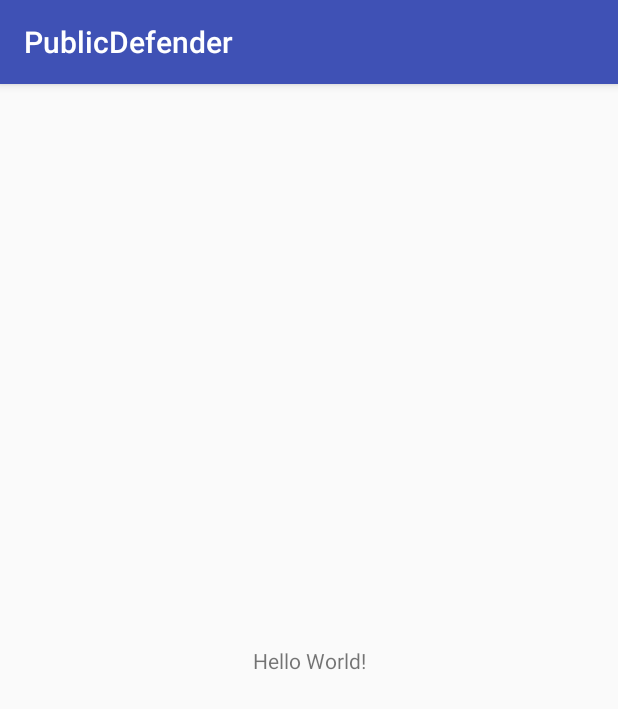
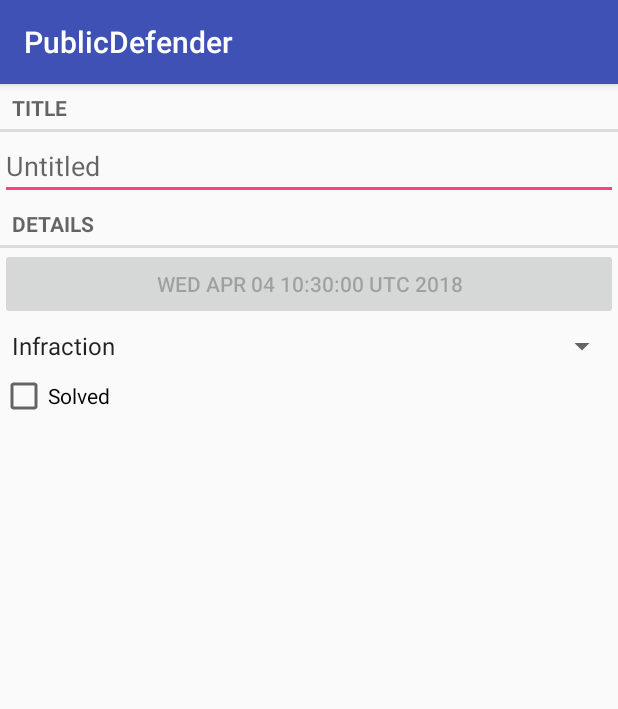
Before and after one commit to UselessMnemonic/PublicDefender, an Android app: the screen it shows after launch (CrimeActivity), on a phone screen of 412 x 824 dp. Shown: the top 709 px of the screen. Run offline under Robolectric (Android 15) with nearby library versions, the phone set to English and light mode, and no system bars.

Commit message:
Done with layout

```diff
--- a/app/build.gradle
+++ b/app/build.gradle
@@ -25,4 +25,5 @@ dependencies {
     testImplementation 'junit:junit:4.12'
     androidTestImplementation 'com.android.support.test:runner:1.0.1'
     androidTestImplementation 'com.android.support.test.espresso:espresso-core:3.0.1'
+    implementation 'com.google.android.gms:play-services-maps:12.0.0'
 }
--- a/app/src/main/AndroidManifest.xml
+++ b/app/src/main/AndroidManifest.xml
@@ -1,6 +1,9 @@
 <?xml version="1.0" encoding="utf-8"?>
 <manifest xmlns:android="http://schemas.android.com/apk/res/android"
     package="nihil.publicdefender">
+
+    <!--Permissions-->
+    <uses-permission android:name="android.permission.ACCESS_COARSE_LOCATION"/>
 
     <application
         android:allowBackup="true"
@@ -17,5 +20,4 @@
             </intent-filter>
         </activity>
     </application>
-
 </manifest>
--- /dev/null
+++ b/app/src/main/java/nihil/publicdefender/Crime.java
@@ -0,0 +1,71 @@
+package nihil.publicdefender;
+
+
+import android.location.Location;
+
+import java.util.Date;
+import java.util.UUID;
+
+/**
+ * Crime Model
+ */
+
+public class Crime {
+
+    //TO-DO provide location services
+    private UUID mUUID;
+    private String mTitle;
+    private Date mDate;
+    private Location mLocation;
+    private boolean mSolved;
+    private int mSeverity;
+
+    public Crime() {
+        mUUID = UUID.randomUUID();
+        mDate = new Date();
+        setSeverity(0);
+        setLocation(null);
+        setSolved(false);
+        setTitle("");
+    }
+
+    public UUID getUUID() {
+        return mUUID;
+    }
+
+    public void setUUID(UUID uuid) {
+        mUUID = uuid;
+    }
+
+    public String getTitle() {
+        return mTitle;
+    }
+
+    public void setTitle(String title) {
+        mTitle = title;
+    }
+
+    public Date getDate() {
+        return mDate;
+    }
+
+    public Location getLocation() {
+        return mLocation;
+    }
+
+    public void setLocation(Location location) {
+        mLocation = location;
+    }
+
+    public boolean isSolved() {
+        return mSolved;
+    }
+
+    public void setSolved(boolean solved) {
+        mSolved = solved;
+    }
+
+    public void setSeverity(int severity) { mSeverity = severity; }
+
+    public int getSeverity() { return mSeverity; }
+}
--- a/app/src/main/java/nihil/publicdefender/CrimeActivity.java
+++ b/app/src/main/java/nihil/publicdefender/CrimeActivity.java
@@ -1,5 +1,7 @@
 package nihil.publicdefender;
 
+import android.support.v4.app.Fragment;
+import android.support.v4.app.FragmentManager;
 import android.support.v7.app.AppCompatActivity;
 import android.os.Bundle;
 
@@ -9,5 +11,12 @@ public class CrimeActivity extends AppCompatActivity {
     protected void onCreate(Bundle savedInstanceState) {
         super.onCreate(savedInstanceState);
         setContentView(R.layout.activity_crime);
+
+        FragmentManager fm = getSupportFragmentManager();
+        Fragment frag = fm.findFragmentById(R.id.fragment_crime);
+        if(frag == null) {
+            frag = new CrimeFragment();
+            fm.beginTransaction().add(R.id.fragment_crime, frag).commit();
+        }
     }
 }
--- /dev/null
+++ b/app/src/main/java/nihil/publicdefender/CrimeFragment.java
@@ -0,0 +1,90 @@
+package nihil.publicdefender;
+
+import android.os.Bundle;
+import android.support.v4.app.Fragment;
+import android.text.Editable;
+import android.text.TextWatcher;
+import android.view.LayoutInflater;
+import android.view.View;
+import android.view.ViewGroup;
+import android.widget.AdapterView;
+import android.widget.ArrayAdapter;
+import android.widget.Button;
+import android.widget.CheckBox;
+import android.widget.CompoundButton;
+import android.widget.EditText;
+import android.widget.Spinner;
+
+/**
+ * Created by be127osx on 4/3/18.
+ */
+
+public class CrimeFragment extends Fragment
+{
+    private Crime mCrime;
+    private EditText mTitleField;
+    private Button mDateButton;
+    private Spinner mSeveritySpinner;
+    private CheckBox mSolvedCheckBox;
+
+    @Override
+    public void onCreate(Bundle savedInstanceState) {
+        super.onCreate(savedInstanceState);
+
+        mCrime = new Crime();
+    }
+
+    @Override
+    public View onCreateView(LayoutInflater inflater, ViewGroup container, Bundle savedInstanceState) {
+        View view = inflater.inflate(R.layout.fragment_crime, container, false);
+
+        mTitleField = view.findViewById(R.id.crime_title_editor);
+        mTitleField.addTextChangedListener(new TextWatcher() {
+            @Override
+            public void beforeTextChanged(CharSequence charSequence, int i, int i1, int i2) {
+
+            }
+
+            @Override
+            public void onTextChanged(CharSequence charSequence, int i, int i1, int i2) {
+                mCrime.setTitle(charSequence.toString());
+            }
+
+            @Override
+            public void afterTextChanged(Editable editable) {
+
+            }
+        });
+
+        mDateButton = view.findViewById(R.id.crime_date);
+        mDateButton.setText(mCrime.getDate().toString());
+        mDateButton.setEnabled(false);
+
+        mSeveritySpinner = view.findViewById(R.id.severity_spinner);
+        ArrayAdapter<CharSequence> adapter = ArrayAdapter.createFromResource(getActivity(), R.array.severity_array, android.R.layout.simple_spinner_item);
+        adapter.setDropDownViewResource(android.R.layout.simple_spinner_dropdown_item);
+        mSeveritySpinner.setAdapter(adapter);
+        mSeveritySpinner.setOnItemSelectedListener(new AdapterView.OnItemSelectedListener() {
+            @Override
+            public void onItemSelected(AdapterView<?> adapterView, View view, int i, long l) {
+                mCrime.setSeverity(i);
+            }
+
+            @Override
+            public void onNothingSelected(AdapterView<?> adapterView) {
+                mCrime.setSeverity(0);
+            }
+        });
+
+        mSolvedCheckBox = view.findViewById(R.id.crime_solved);
+        mSolvedCheckBox.setOnCheckedChangeListener(new CompoundButton.OnCheckedChangeListener(){
+            @Override
+            public void onCheckedChanged(CompoundButton button, boolean isChecked)
+            {
+                mCrime.setSolved(isChecked);
+            }
+        });
+
+        return view;
+    }
+}
--- a/app/src/main/res/layout/activity_crime.xml
+++ b/app/src/main/res/layout/activity_crime.xml
@@ -1,18 +1,12 @@
 <?xml version="1.0" encoding="utf-8"?>
-<android.support.constraint.ConstraintLayout xmlns:android="http://schemas.android.com/apk/res/android"
+
+<FrameLayout
+    xmlns:android="http://schemas.android.com/apk/res/android"
     xmlns:app="http://schemas.android.com/apk/res-auto"
     xmlns:tools="http://schemas.android.com/tools"
+    android:id="@+id/fragment_crime"
     android:layout_width="match_parent"
     android:layout_height="match_parent"
     tools:context="nihil.publicdefender.CrimeActivity">
 
-    <TextView
-        android:layout_width="wrap_content"
-        android:layout_height="wrap_content"
-        android:text="Hello World!"
-        app:layout_constraintBottom_toBottomOf="parent"
-        app:layout_constraintLeft_toLeftOf="parent"
-        app:layout_constraintRight_toRightOf="parent"
-        app:layout_constraintTop_toTopOf="parent" />
-
-</android.support.constraint.ConstraintLayout>
+</FrameLayout>
--- /dev/null
+++ b/app/src/main/res/layout/fragment_crime.xml
@@ -0,0 +1,45 @@
+<?xml version="1.0" encoding="utf-8"?>
+
+<LinearLayout
+    xmlns:android="http://schemas.android.com/apk/res/android"
+    android:orientation="vertical"
+    android:layout_width="match_parent"
+    android:layout_height="match_parent">
+
+    <TextView
+        style="?android:listSeparatorTextViewStyle"
+        android:layout_width="match_parent"
+        android:layout_height="wrap_content"
+        android:text="@string/title_edit_label"/>
+
+    <EditText
+        android:id="@+id/crime_title_editor"
+        android:layout_width="match_parent"
+        android:layout_height="wrap_content"
+        android:hint="@string/title_edit_hint"/>
+
+    <TextView
+        style="?android:listSeparatorTextViewStyle"
+        android:layout_width="match_parent"
+        android:layout_height="wrap_content"
+        android:text="@string/detail_edit_label"/>
+
+    <Button
+        android:id="@+id/crime_date"
+        android:layout_width="match_parent"
+        android:layout_height="wrap_content" />
+
+    <Spinner
+        android:id="@+id/severity_spinner"
+        android:layout_width="match_parent"
+        android:layout_height="wrap_content"
+        android:layout_marginTop="5sp"
+        android:layout_marginBottom="5sp"/>
+
+    <CheckBox
+        android:id="@+id/crime_solved"
+        android:layout_width="wrap_content"
+        android:layout_height="wrap_content"
+        android:text="@string/crime_solved_label"/>
+
+</LinearLayout>
--- a/app/src/main/res/values/strings.xml
+++ b/app/src/main/res/values/strings.xml
@@ -1,3 +1,14 @@
 <resources>
     <string name="app_name">PublicDefender</string>
+    <string name="title_edit_label">Title</string>
+    <string name="title_edit_hint">Untitled</string>
+    <string name="detail_edit_label">Details</string>
+    <string name="crime_solved_label">Solved</string>
+
+    <string-array name="severity_array">
+        <item>Infraction</item>
+        <item>Misdemeanor</item>
+        <item>Felony</item>
+        <item>War Crime</item>
+    </string-array>
 </resources>
```
